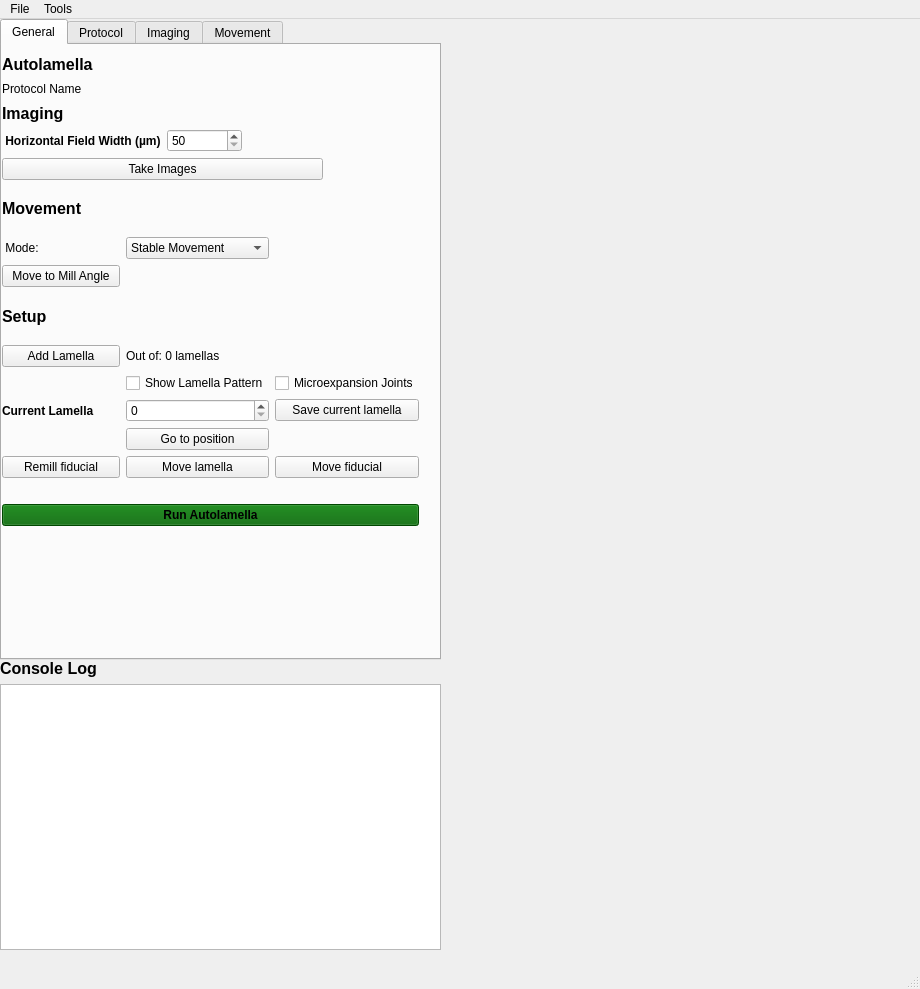
The window that autolamella/ui/UI.ui (DeMarcoLab/autolamella) describes before a commit, drawn with Qt 5.
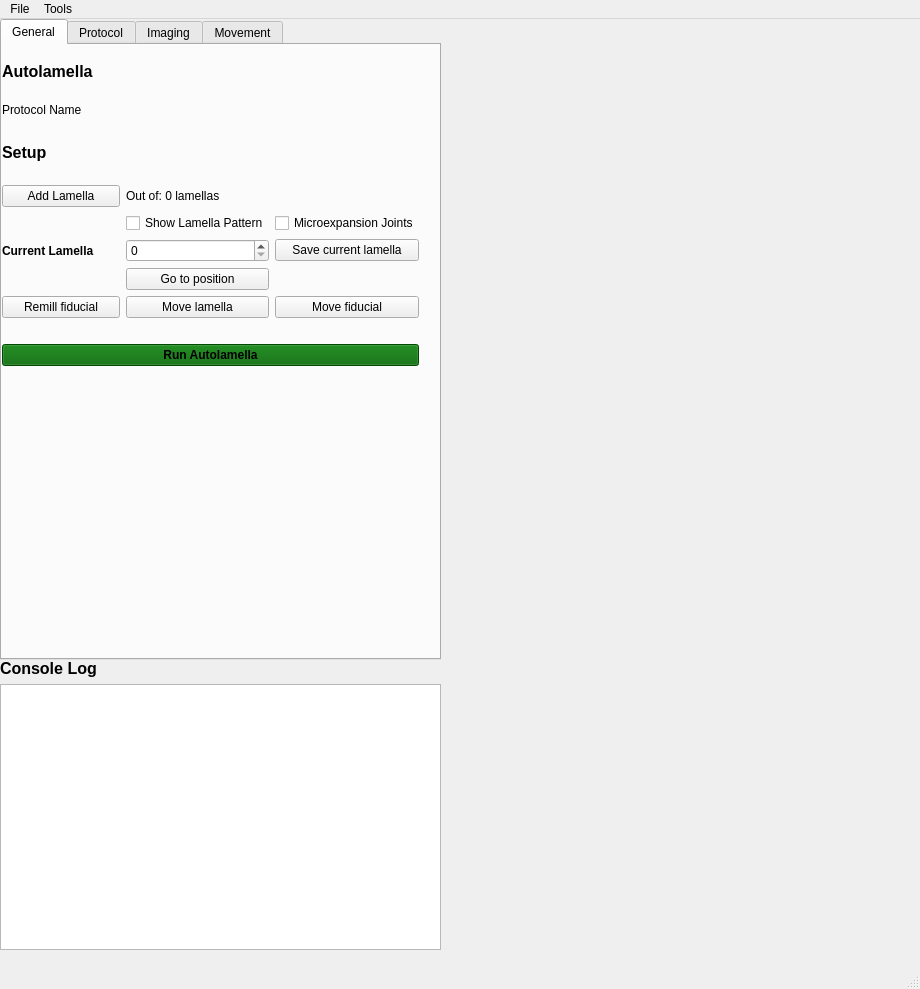
The same window after the commit. The open tabs and pages were chosen to show the change.

Commit message: double click move fix

The edit to the form file:
```diff
--- a/autolamella/ui/UI.ui
+++ b/autolamella/ui/UI.ui
@@ -62,7 +62,7 @@
      </rect>
     </property>
     <property name="currentIndex">
-     <number>3</number>
+     <number>0</number>
     </property>
     <widget class="QWidget" name="tab">
      <attribute name="title">
@@ -74,23 +74,14 @@
         <x>0</x>
         <y>10</y>
         <width>321</width>
-        <height>125</height>
+        <height>71</height>
        </rect>
       </property>
       <layout class="QGridLayout" name="gridLayout_2">
-       <item row="4" column="0">
-        <widget class="QLabel" name="label_17">
-         <property name="font">
-          <font>
-           <weight>75</weight>
-           <bold>true</bold>
-          </font>
-         </property>
+       <item row="1" column="0">
+        <widget class="QLabel" name="label_8">
          <property name="text">
-          <string> Horizontal Field Width (µm)</string>
-         </property>
-         <property name="alignment">
-          <set>Qt::AlignLeading|Qt::AlignLeft|Qt::AlignVCenter</set>
+          <string>Protocol Name</string>
          </property>
         </widget>
        </item>
@@ -127,37 +118,6 @@
          </property>
         </widget>
        </item>
-       <item row="3" column="0">
-        <widget class="QLabel" name="label_6">
-         <property name="font">
-          <font>
-           <pointsize>12</pointsize>
-           <weight>75</weight>
-           <bold>true</bold>
-          </font>
-         </property>
-         <property name="text">
-          <string>Imaging</string>
-         </property>
-        </widget>
-       </item>
-       <item row="5" column="0" colspan="3">
-        <widget class="QPushButton" name="RefImage">
-         <property name="text">
-          <string>Take Images</string>
-         </property>
-        </widget>
-       </item>
-       <item row="4" column="1">
-        <widget class="QSpinBox" name="hfw_box">
-         <property name="minimum">
-          <number>50</number>
-         </property>
-         <property name="maximum">
-          <number>5000</number>
-         </property>
-        </widget>
-       </item>
        <item row="1" column="1" colspan="2">
         <widget class="QLabel" name="protocol_txt">
          <property name="text">
@@ -165,26 +125,33 @@
          </property>
         </widget>
        </item>
-       <item row="1" column="0">
-        <widget class="QLabel" name="label_8">
-         <property name="text">
-          <string>Protocol Name</string>
-         </property>
-        </widget>
-       </item>
       </layout>
      </widget>
      <widget class="QWidget" name="gridLayoutWidget">
       <property name="geometry">
        <rect>
         <x>0</x>
-        <y>140</y>
+        <y>80</y>
         <width>417</width>
-        <height>341</height>
+        <height>241</height>
        </rect>
       </property>
       <layout class="QGridLayout" name="gridLayout">
-       <item row="9" column="0">
+       <item row="9" column="1">
+        <widget class="QPushButton" name="go_to_lamella">
+         <property name="text">
+          <string>Go to position</string>
+         </property>
+        </widget>
+       </item>
+       <item row="10" column="1">
+        <widget class="QPushButton" name="move_lamella_button">
+         <property name="text">
+          <string>Move lamella</string>
+         </property>
+        </widget>
+       </item>
+       <item row="6" column="0">
         <spacer name="horizontalSpacer_2">
          <property name="orientation">
           <enum>Qt::Horizontal</enum>
@@ -197,116 +164,21 @@
          </property>
         </spacer>
        </item>
-       <item row="14" column="1" colspan="2">
-        <spacer name="horizontalSpacer">
-         <property name="orientation">
-          <enum>Qt::Horizontal</enum>
-         </property>
-         <property name="sizeHint" stdset="0">
-          <size>
-           <width>40</width>
-           <height>20</height>
-          </size>
-         </property>
-        </spacer>
-       </item>
-       <item row="0" column="0" colspan="3">
-        <widget class="QLabel" name="label">
-         <property name="font">
-          <font>
-           <pointsize>12</pointsize>
-           <weight>75</weight>
-           <bold>true</bold>
-          </font>
-         </property>
-         <property name="text">
-          <string>Movement</string>
-         </property>
-        </widget>
-       </item>
-       <item row="13" column="2">
+       <item row="10" column="2">
         <widget class="QPushButton" name="move_fiducial_button">
          <property name="text">
           <string>Move fiducial</string>
          </property>
         </widget>
        </item>
-       <item row="8" column="0">
-        <widget class="QPushButton" name="add_button">
+       <item row="8" column="2">
+        <widget class="QPushButton" name="save_button">
          <property name="text">
-          <string>Add Lamella</string>
+          <string>Save current lamella</string>
          </property>
         </widget>
        </item>
-       <item row="3" column="0">
-        <widget class="QPushButton" name="tilt_button">
-         <property name="text">
-          <string>Move to Mill Angle</string>
-         </property>
-        </widget>
-       </item>
-       <item row="1" column="1">
-        <widget class="QComboBox" name="comboBox">
-         <item>
-          <property name="text">
-           <string>Stable Movement</string>
-          </property>
-         </item>
-         <item>
-          <property name="text">
-           <string>Eucentric Movement</string>
-          </property>
-         </item>
-        </widget>
-       </item>
-       <item row="3" column="2">
-        <widget class="QLabel" name="mill_position_txt">
-         <property name="font">
-          <font>
-           <weight>50</weight>
-           <bold>false</bold>
-          </font>
-         </property>
-         <property name="text">
-          <string/>
-         </property>
-        </widget>
-       </item>
-       <item row="9" column="2">
-        <widget class="QCheckBox" name="microexpansionCheckBox">
-         <property name="text">
-          <string>Microexpansion Joints</string>
-         </property>
-        </widget>
-       </item>
-       <item row="1" column="0">
-        <widget class="QLabel" name="label_2">
-         <property name="font">
-          <font>
-           <weight>50</weight>
-           <bold>false</bold>
-          </font>
-         </property>
-         <property name="text">
-          <string> Mode:</string>
-         </property>
-        </widget>
-       </item>
-       <item row="6" column="0" colspan="3">
-        <widget class="QLabel" name="label_7">
-         <property name="font">
-          <font>
-           <pointsize>12</pointsize>
-           <weight>75</weight>
-           <bold>true</bold>
-          </font>
-         </property>
-         <property name="text">
-          <string>Setup</string>
-         </property>
-        </widget>
-       </item>
-       <item row="8" column="1" colspan="2">
+       <item row="5" column="1" colspan="2">
         <widget class="QLabel" name="lamella_count_txt">
          <property name="font">
           <font>
@@ -319,14 +191,43 @@
          </property>
         </widget>
        </item>
-       <item row="9" column="1">
-        <widget class="QCheckBox" name="show_lamella">
+       <item row="5" column="0">
+        <widget class="QPushButton" name="add_button">
          <property name="text">
-          <string>Show Lamella Pattern</string>
+          <string>Add Lamella</string>
          </property>
         </widget>
        </item>
-       <item row="11" column="0">
+       <item row="12" column="0" colspan="3">
+        <widget class="QPushButton" name="run_button">
+         <property name="font">
+          <font>
+           <weight>75</weight>
+           <bold>true</bold>
+          </font>
+         </property>
+         <property name="styleSheet">
+          <string notr="true">background-color: darkGreen</string>
+         </property>
+         <property name="text">
+          <string>Run Autolamella</string>
+         </property>
+        </widget>
+       </item>
+       <item row="11" column="1" colspan="2">
+        <spacer name="horizontalSpacer">
+         <property name="orientation">
+          <enum>Qt::Horizontal</enum>
+         </property>
+         <property name="sizeHint" stdset="0">
+          <size>
+           <width>40</width>
+           <height>20</height>
+          </size>
+         </property>
+        </spacer>
+       </item>
+       <item row="8" column="0">
         <widget class="QLabel" name="label_4">
          <property name="font">
           <font>
@@ -339,54 +240,45 @@
          </property>
         </widget>
        </item>
-       <item row="11" column="1">
+       <item row="8" column="1">
         <widget class="QSpinBox" name="lamella_index">
          <property name="minimum">
           <number>0</number>
          </property>
         </widget>
        </item>
-       <item row="11" column="2">
-        <widget class="QPushButton" name="save_button">
+       <item row="3" column="0" colspan="3">
+        <widget class="QLabel" name="label_7">
+         <property name="font">
+          <font>
+           <pointsize>12</pointsize>
+           <weight>75</weight>
+           <bold>true</bold>
+          </font>
+         </property>
          <property name="text">
-          <string>Save current lamella</string>
+          <string>Setup</string>
          </property>
         </widget>
        </item>
-       <item row="12" column="1">
-        <widget class="QPushButton" name="go_to_lamella">
+       <item row="6" column="1">
+        <widget class="QCheckBox" name="show_lamella">
          <property name="text">
-          <string>Go to position</string>
+          <string>Show Lamella Pattern</string>
          </property>
         </widget>
        </item>
-       <item row="13" column="0">
+       <item row="10" column="0">
         <widget class="QPushButton" name="remill_fiducial">
          <property name="text">
           <string>Remill fiducial</string>
          </property>
         </widget>
        </item>
-       <item row="13" column="1">
-        <widget class="QPushButton" name="move_lamella_button">
+       <item row="6" column="2">
+        <widget class="QCheckBox" name="microexpansionCheckBox">
          <property name="text">
-          <string>Move lamella</string>
-         </property>
-        </widget>
-       </item>
-       <item row="15" column="0" colspan="3">
-        <widget class="QPushButton" name="run_button">
-         <property name="font">
-          <font>
-           <weight>75</weight>
-           <bold>true</bold>
-          </font>
-         </property>
-         <property name="styleSheet">
-          <string notr="true">background-color: darkGreen</string>
-         </property>
-         <property name="text">
-          <string>Run Autolamella</string>
+          <string>Microexpansion Joints</string>
          </property>
         </widget>
        </item>
```
The commit also changes 2 other files.
